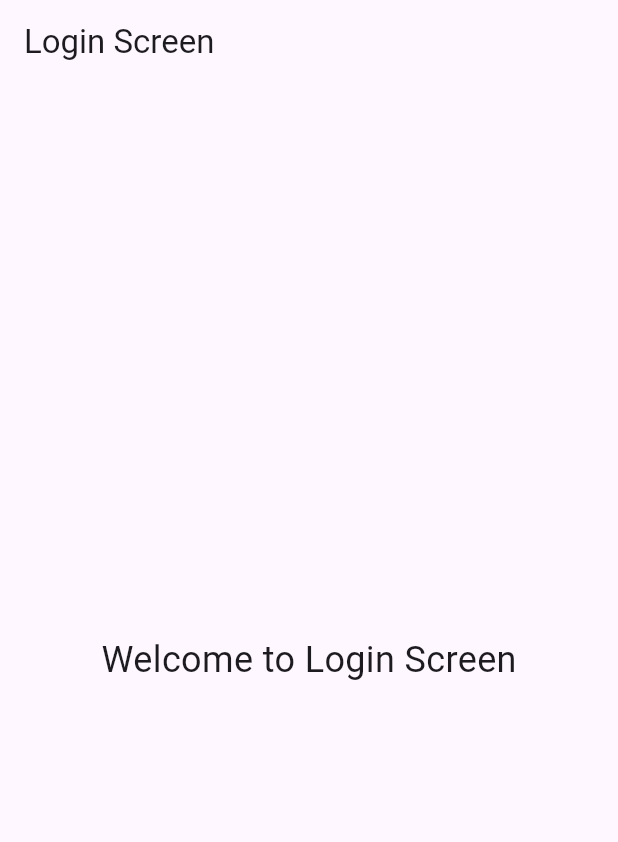
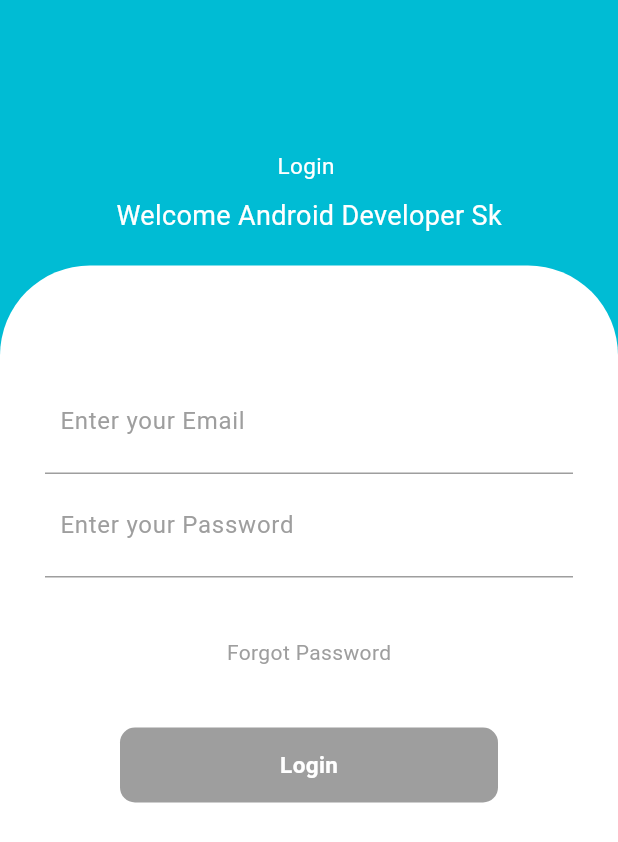
Before and after one commit to SanthoshKuma6/Practice_Flutter, a Flutter app: the screen it shows after launch, on a phone screen of 412 x 824 dp. Shown: the top 842 px of the screen. Run offline on Flutter 3.47's test engine with Material 3 defaults, Android fonts, the phone set to English and light mode, and no system bars.

Commit message:
Add LoginScreen

```diff
--- /dev/null
+++ b/lib/Button.dart
@@ -0,0 +1,24 @@
+import 'package:flutter/material.dart';
+
+class Button extends StatelessWidget{
+  @override
+  Widget build(BuildContext context) {
+    // TODO: implement build
+    return Container(
+      height: 50,
+      margin: EdgeInsets.symmetric(horizontal: 50),
+      decoration: BoxDecoration(
+        color: Colors.grey,
+        borderRadius: BorderRadius.circular(10),
+
+      ),
+      child: Center(
+        child: Text("Login",style: TextStyle(
+          color: Colors.white,
+          fontSize: 15,
+          fontWeight: FontWeight.bold
+        ),),
+      ),
+    );
+  }
+}
--- /dev/null
+++ b/lib/Header.dart
@@ -0,0 +1,34 @@
+import 'package:flutter/material.dart';
+
+class Header extends StatelessWidget {
+  const Header({super.key});
+  @override
+  Widget build(BuildContext context) {
+    return Padding(
+      padding: EdgeInsets.all(20),
+      child: Column(
+        crossAxisAlignment: CrossAxisAlignment.start,
+        children: <Widget>[
+          Center(
+            child: Text(
+              "Login ",
+              style: TextStyle(
+                color: Colors.white,
+                fontSize: 15,
+              ),
+            ),
+          ),
+          SizedBox(
+            height: 10,
+          ),
+          Center(
+            child: Text(
+              "Welcome Android Developer Sk",
+              style: TextStyle(color: Colors.white, fontSize: 18),
+            ),
+          )
+        ],
+      ),
+    );
+  }
+}
--- /dev/null
+++ b/lib/InputFiled.dart
@@ -0,0 +1,49 @@
+import 'package:flutter/material.dart';
+
+class InputFiled extends StatelessWidget{
+  @override
+  Widget build(BuildContext context) {
+    // TODO: implement build
+    return Column(
+      children: <Widget>[
+        Container(
+          padding: EdgeInsets.all(10),
+          decoration: BoxDecoration(
+            border: Border(
+              bottom: BorderSide(
+                color: Colors.grey
+              )
+            )
+          ),
+          child: TextField(
+            decoration: InputDecoration(
+              hintText: "Enter your Email",
+              hintStyle: TextStyle(color: Colors.grey),
+              border: InputBorder.none
+
+            ),
+          ),
+        ),
+        Container(
+          padding: EdgeInsets.all(10),
+          decoration: BoxDecoration(
+              border: Border(
+                  bottom: BorderSide(
+                      color: Colors.grey
+                  )
+              )
+          ),
+          child: TextField(
+            decoration: InputDecoration(
+                hintText: "Enter your Password",
+                hintStyle: TextStyle(color: Colors.grey),
+                border: InputBorder.none
+
+            ),
+          ),
+        ),
+
+      ],
+    );
+  }
+}
--- /dev/null
+++ b/lib/InputWraper.dart
@@ -0,0 +1,35 @@
+import 'package:flutter/material.dart';
+
+import 'Button.dart';
+import 'InputFiled.dart';
+
+class InputWraper extends StatelessWidget {
+  @override
+  Widget build(BuildContext context) {
+    // TODO: implement build
+    return Padding(
+      padding: EdgeInsets.all(30),
+      child: Column(
+        children: <Widget>[
+          SizedBox(
+            height: 40,
+          ),
+          Container(
+            decoration: BoxDecoration(
+                color: Colors.white, borderRadius: BorderRadius.circular(10)),
+            child: InputFiled(),
+          ),
+          SizedBox(
+            height: 40,
+          ),
+          Text(
+            "Forgot Password",
+            style: TextStyle(color: Colors.grey),
+          ),
+          SizedBox(height: 40,),
+          Button()
+        ],
+      ),
+    );
+  }
+}
--- a/lib/LoginScreen.dart
+++ b/lib/LoginScreen.dart
@@ -1,4 +1,6 @@
 import 'package:flutter/material.dart';
+import 'Header.dart';
+import 'InputWraper.dart';
 
 class LoginScreen extends StatelessWidget {
   const LoginScreen({super.key});
@@ -6,13 +8,32 @@ class LoginScreen extends StatelessWidget {
   @override
   Widget build(BuildContext context) {
     return Scaffold(
-      appBar: AppBar(
-        title: const Text('Login Screen'),
-      ),
-      body: Center(
-        child: Text(
-          'Welcome to Login Screen',
-          style: TextStyle(fontSize: 24),
+      body: Container(
+        width: double.infinity,
+        decoration: BoxDecoration(
+            gradient: LinearGradient(begin: Alignment.topCenter, colors: [
+          Colors.cyan,
+          Colors.cyan,
+          Colors.cyan,
+        ])
+        ),
+
+        child: Column(
+          children: <Widget>[
+            SizedBox(height: 80,),
+            Header(),
+            Expanded(child: Container(
+              decoration: BoxDecoration(
+                color: Colors.white,
+                borderRadius: BorderRadius.only(
+                  topLeft: Radius.circular(60),
+                  topRight: Radius.circular(60),
+                ),
+
+              ),
+              child: InputWraper(),
+            ))
+          ],
         ),
       ),
     );
--- a/lib/SplashScreen.dart
+++ b/lib/SplashScreen.dart
@@ -1,5 +1,4 @@
 import 'package:flutter/material.dart';
-
 import 'LoginScreen.dart';
 
 class SplashScreen extends StatefulWidget {
@@ -17,7 +16,7 @@ class _SplashScreenState extends State<SplashScreen> {
     Future.delayed(const Duration(seconds: 3), () {
       Navigator.pushReplacement(
         context,
-        MaterialPageRoute(builder: (context) => const LoginScreen()),
+        MaterialPageRoute(builder: (context) => LoginScreen()),
       );
     });
   }
```
